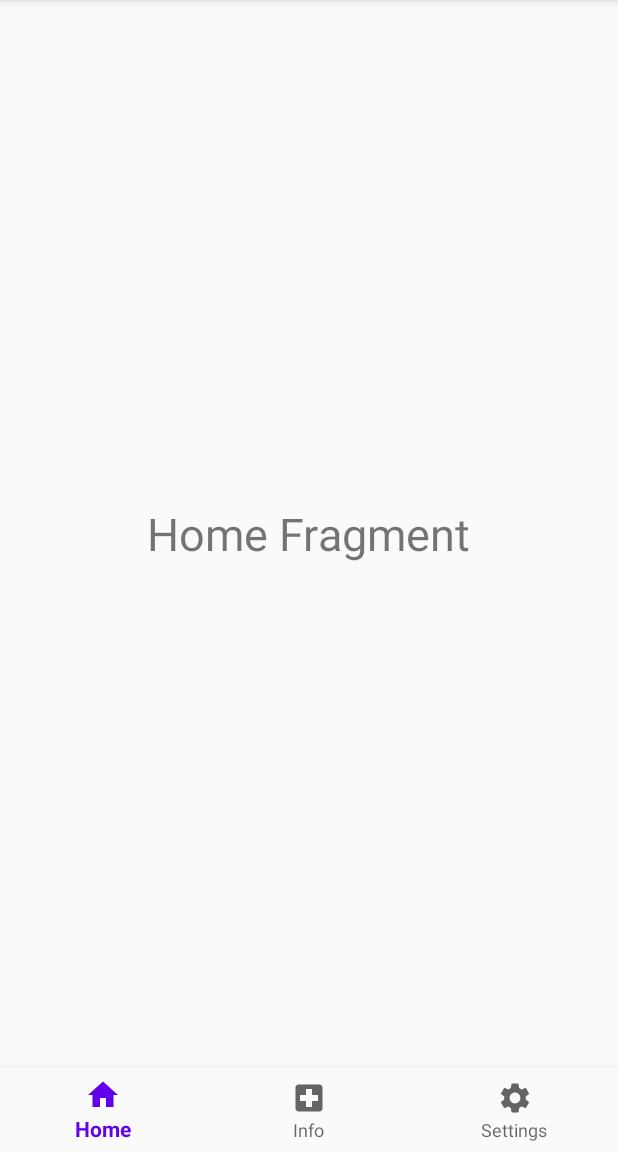
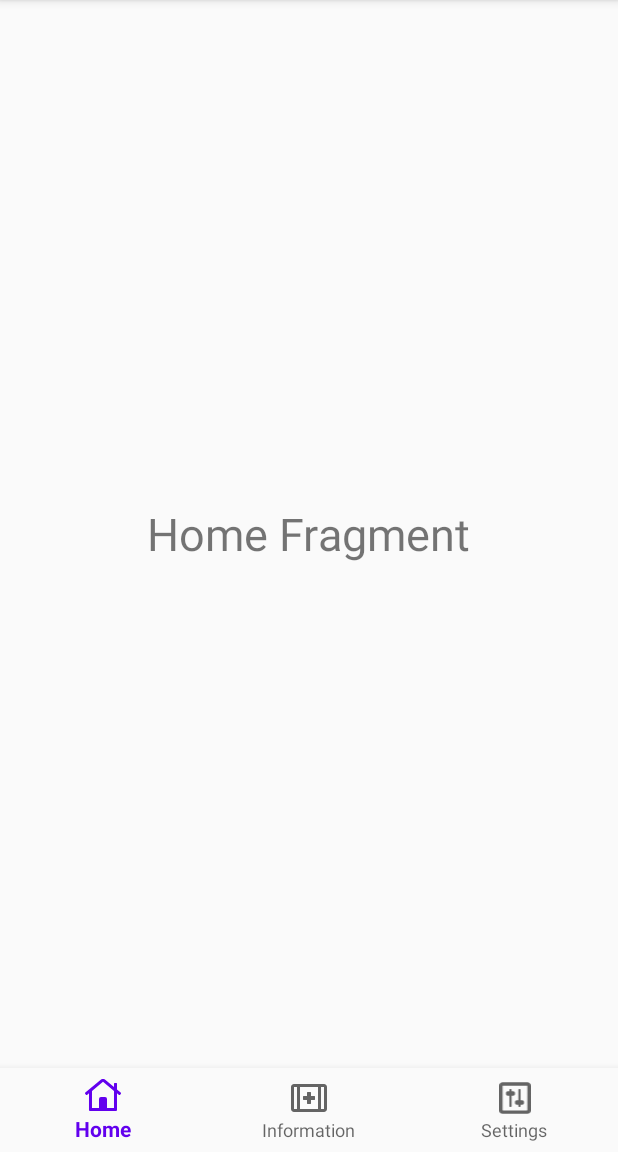
Before and after one commit to OUMedicalID/android, an Android app: the screen it shows after launch (MainActivity), on a phone screen of 412 x 824 dp, the part 84-1236 px from its top. Run offline under Robolectric (Android 15) with nearby library versions, the phone set to English and light mode, and no system bars.

Commit message:
Update icons
Icons are now consistent with the android and ios apps.

```diff
--- /dev/null
+++ b/app/src/main/res/drawable/home.xml
@@ -0,0 +1,4 @@
+<vector android:height="32dp" android:viewportHeight="512"
+    android:viewportWidth="576" android:width="36dp" xmlns:android="http://schemas.android.com/apk/res/android">
+    <path android:fillColor="@android:color/darker_gray" android:pathData="M570.24,215.42l-58.35,-47.95V72a8,8 0,0 0,-8 -8h-32a8,8 0,0 0,-7.89 7.71v56.41L323.87,13a56,56 0,0 0,-71.74 0L5.76,215.42a16,16 0,0 0,-2 22.54L14,250.26a16,16 0,0 0,22.53 2L64,229.71V288h-0.31v208a16.13,16.13 0,0 0,16.1 16H496a16,16 0,0 0,16 -16V229.71l27.5,22.59a16,16 0,0 0,22.53 -2l10.26,-12.3a16,16 0,0 0,-2.05 -22.58zM464,224h-0.21v240H352V320a32,32 0,0 0,-32 -32h-64a32,32 0,0 0,-32 32v144H111.69V194.48l0.31,-0.25v-4L288,45.65l176,144.62z"/>
+</vector>
--- /dev/null
+++ b/app/src/main/res/drawable/medical.xml
@@ -0,0 +1,4 @@
+<vector android:height="32dp" android:viewportHeight="512"
+    android:viewportWidth="576" android:width="36dp" xmlns:android="http://schemas.android.com/apk/res/android">
+    <path android:fillColor="@android:color/darker_gray" android:pathData="M200,288h56v56c0,4.4 3.6,8 8,8h48c4.4,0 8,-3.6 8,-8v-56h56c4.4,0 8,-3.6 8,-8v-48c0,-4.4 -3.6,-8 -8,-8h-56v-56c0,-4.4 -3.6,-8 -8,-8h-48c-4.4,0 -8,3.6 -8,8v56h-56c-4.4,0 -8,3.6 -8,8v48c0,4.4 3.6,8 8,8zM528,32L48,32C21.5,32 0,53.5 0,80v352c0,26.5 21.5,48 48,48h480c26.5,0 48,-21.5 48,-48L576,80c0,-26.5 -21.5,-48 -48,-48zM96,432L54,432c-3.3,0 -6,-2.7 -6,-6L48,86c0,-3.3 2.7,-6 6,-6h42v352zM432,432L144,432L144,80h288v352zM528,426c0,3.3 -2.7,6 -6,6h-42L480,80h42c3.3,0 6,2.7 6,6v340z"/>
+</vector>
--- /dev/null
+++ b/app/src/main/res/drawable/settings.xml
@@ -0,0 +1,4 @@
+<vector android:height="32dp" android:viewportHeight="512"
+    android:viewportWidth="448" android:width="28dp" xmlns:android="http://schemas.android.com/apk/res/android">
+    <path android:fillColor="@android:color/darker_gray" android:pathData="M400,32L48,32C21.5,32 0,53.5 0,80v352c0,26.5 21.5,48 48,48h352c26.5,0 48,-21.5 48,-48L448,80c0,-26.5 -21.5,-48 -48,-48zM394,432L54,432c-3.3,0 -6,-2.7 -6,-6L48,86c0,-3.3 2.7,-6 6,-6h340c3.3,0 6,2.7 6,6v340c0,3.3 -2.7,6 -6,6zM224,184v16c0,13.3 -10.7,24 -24,24h-24v148c0,6.6 -5.4,12 -12,12h-8c-6.6,0 -12,-5.4 -12,-12L144,224h-24c-13.3,0 -24,-10.7 -24,-24v-16c0,-13.3 10.7,-24 24,-24h24v-20c0,-6.6 5.4,-12 12,-12h8c6.6,0 12,5.4 12,12v20h24c13.3,0 24,10.7 24,24zM352,312v16c0,13.3 -10.7,24 -24,24h-24v20c0,6.6 -5.4,12 -12,12h-8c-6.6,0 -12,-5.4 -12,-12v-20h-24c-13.3,0 -24,-10.7 -24,-24v-16c0,-13.3 10.7,-24 24,-24h24L272,140c0,-6.6 5.4,-12 12,-12h8c6.6,0 12,5.4 12,12v148h24c13.3,0 24,10.7 24,24z"/>
+</vector>
--- a/app/src/main/res/menu/bottom_navigation.xml
+++ b/app/src/main/res/menu/bottom_navigation.xml
@@ -3,15 +3,15 @@
 
     <item
         android:id="@+id/nav_home"
-        android:icon="@drawable/ic_baseline_home_24"
+        android:icon="@drawable/home"
         android:title="Home" />
     <item
         android:id="@+id/nav_tab2"
-        android:icon="@drawable/ic_baseline_local_hospital_24"
-        android:title="Info" />
+        android:icon="@drawable/medical"
+        android:title="Information" />
     <item
         android:id="@+id/nav_tab3"
-        android:icon="@drawable/ic_baseline_settings_24"
+        android:icon="@drawable/settings"
         android:title="Settings" />
 
 
```
